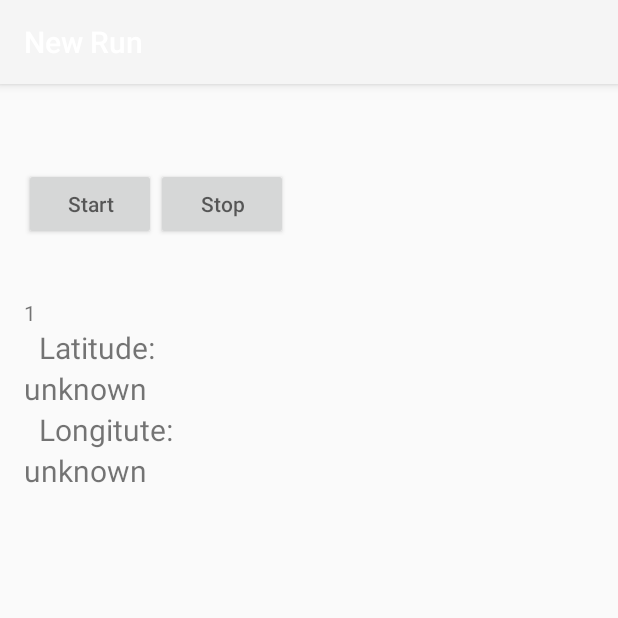
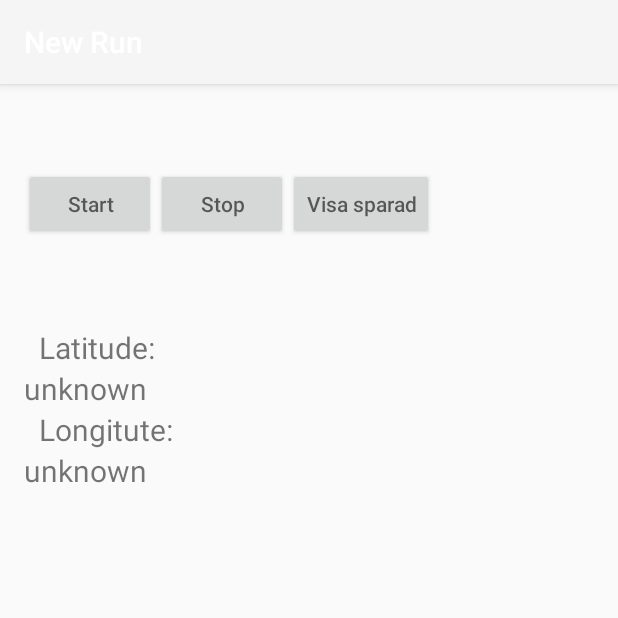
Before and after one commit to astrimagnussen/GhostRunner, an Android app: the NewRun screen opened directly, with no data from a screen before it, after a tap on an icon or button, on a phone screen of 412 x 824 dp, the top half of it. Run offline under Robolectric (Android 15) with nearby library versions, the light colour scheme and no system bars.

Commit message:
safety innan merge borjar

```diff
--- a/app/src/main/java/mycompany/ghostrunner/NewRun.java
+++ b/app/src/main/java/mycompany/ghostrunner/NewRun.java
@@ -179,19 +179,6 @@
         }
     }
 
-/*
-    //@Override
-    public void onProviderEnabled(String provider) {
-        Toast.makeText(this, "Enabled new provider " + provider,
-                Toast.LENGTH_SHORT).show();
-    }
-
-    //@Override
-    public void onProviderDisabled(String provider) {
-        Toast.makeText(this, "Disabled provider " + provider,
-                Toast.LENGTH_SHORT).show();
-    }
-    */
 
     //Have to exist and do nothing...
     public void onConnectionSuspended( int i ){}
@@ -254,26 +241,7 @@
         save.start();
         stopTime = System.currentTimeMillis() - startTime;
         stopTime = stopTime/1000;
-        showTime.setText(Long.toString(stopTime));
 
-        //Checks permission
-       /* if (ActivityCompat.checkSelfPermission(this, Manifest.permission.ACCESS_FINE_LOCATION) != PackageManager.PERMISSION_GRANTED && ActivityCompat.checkSelfPermission(this, Manifest.permission.ACCESS_COARSE_LOCATION) != PackageManager.PERMISSION_GRANTED) {
-            return;
-        }
-
-        //Gets the last location
-        stopLocation = LocationServices.FusedLocationApi.getLastLocation(
-                mGoogleApiClient);
-
-        //Displays the distance
-        if(stopLocation != null) {
-            //Calculate the distance
-            distance = stopLocation.distanceTo(startLocation);
-            distText = (TextView) findViewById(R.id.showdistance);
-            distText.setText(Float.toString(distance));
-        }else{
-            distText.setText("stoplocation är null");
-        }*/
 
     }
     public void calcDist (){
@@ -283,5 +251,9 @@
         distText.setText(Float.toString(distance));
     }
 
+    public void showStuff(View view){
+        //showTime.setText(Long.toString(stopTime));
+    }
+
 
 }
--- a/app/src/main/res/layout/content_new_run.xml
+++ b/app/src/main/res/layout/content_new_run.xml
@@ -34,6 +34,12 @@
             android:layout_below="@id/startBtn"
             android:onClick="stopRun" />
 
+        <Button android:id="@+id/showBtn"
+            android:layout_width="wrap_content"
+            android:layout_height="wrap_content"
+            android:hint="@string/show_btn"
+            android:layout_below="@id/startBtn"
+            android:onClick="showStuff" />
 
     </LinearLayout>
 
--- a/app/src/main/res/values/strings.xml
+++ b/app/src/main/res/values/strings.xml
@@ -5,5 +5,6 @@
     <string name="title_activity_display_coordinates">DisplayCoordinates</string>
     <string name="start_btn">Start</string>
     <string name="stop_btn">Stop</string>
+    <string name="show_btn">Visa sparad</string>
     <string name="title_activity_calculate_distance">CalculateDistance</string>
 </resources>
```
